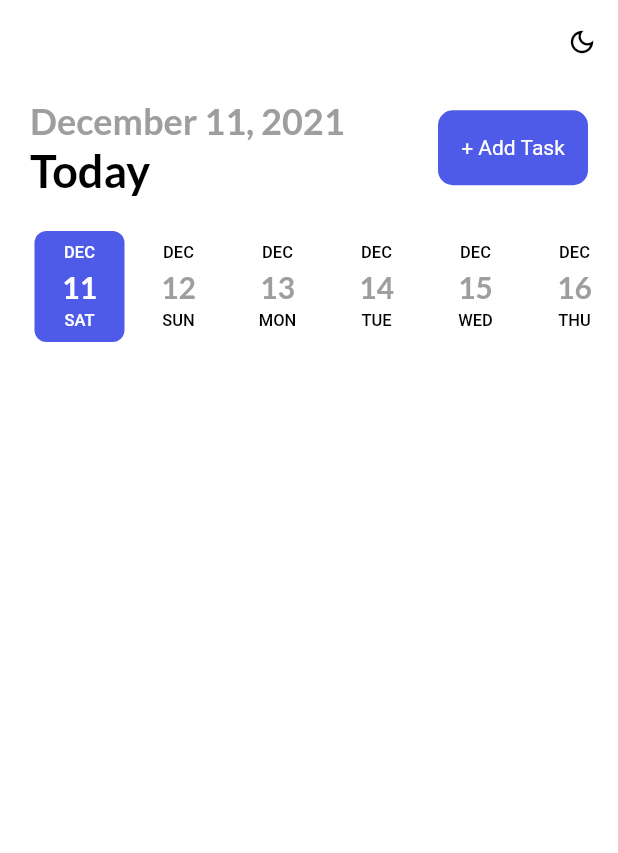
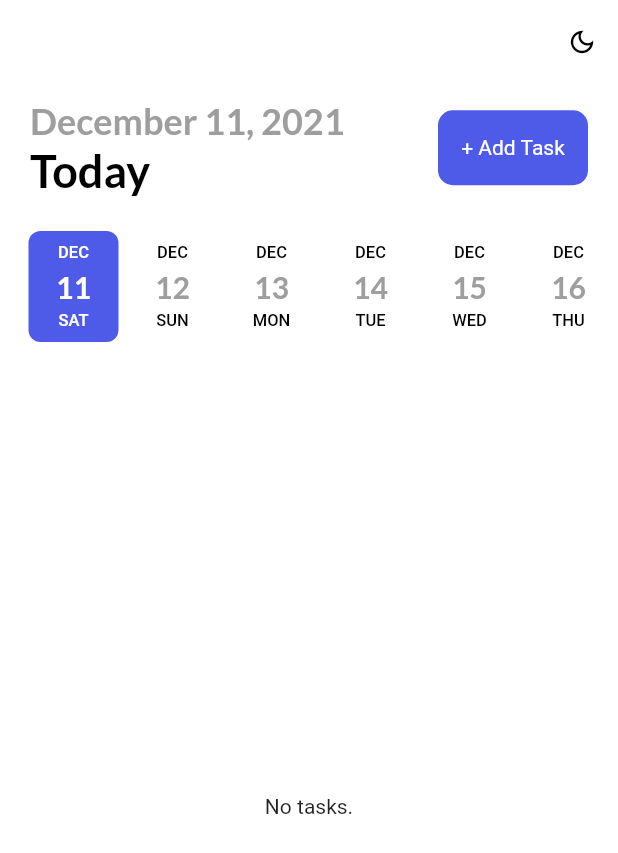
Before and after one commit to TomTruyen/CalendarApp, a Flutter app: the screen it shows after launch, on a phone screen of 412 x 824 dp. Shown: the top 853 px of the screen. Run offline on Flutter 3.47's test engine with Material 2 defaults, Android fonts, the phone set to English and light mode, and no system bars; drawn by our look-alikes of date_picker_timeline; our stand-ins replace google_fonts, shared_preferences, sqflite; accounts and stored records are empty.

Commit message:
Implement task item

```diff
--- a/calendar_app/lib/screens/calendar_screen.dart
+++ b/calendar_app/lib/screens/calendar_screen.dart
@@ -3,6 +3,7 @@ import 'package:calendar_app/screens/add_task_screen.dart';
 import 'package:calendar_app/services/task_service.dart';
 import 'package:calendar_app/shared/themes.dart';
 import 'package:calendar_app/shared/widgets/button.dart';
+import 'package:calendar_app/shared/widgets/task_item.dart';
 import 'package:date_picker_timeline/date_picker_widget.dart'
     as DatePickerTimeline;
 import 'package:flutter/cupertino.dart';
@@ -21,6 +22,10 @@ class CalendarScreenState extends State<CalendarScreen> {
   final TaskService _taskService = TaskService.instance;
   DateTime _selectedDate = DateTime.now();
 
+  void refresh() {
+    setState(() {});
+  }
+
   @override
   Widget build(BuildContext context) {
     return SafeArea(
@@ -29,9 +34,8 @@ class CalendarScreenState extends State<CalendarScreen> {
         children: <Widget>[
           _taskBar(),
           _datePicker(),
-          Expanded(
-            child: _taskList(),
-          )
+          const SizedBox(height: 20),
+          _taskList(),
         ],
       ),
     );
@@ -58,11 +62,13 @@ class CalendarScreenState extends State<CalendarScreen> {
           ),
           Button(
             label: "+ Add Task",
-            onTap: () => {
+            onTap: () {
               Navigator.push(
                 context,
-                CupertinoPageRoute(builder: (_) => const AddTaskScreen()),
+                CupertinoPageRoute(
+                  builder: (_) => AddTaskScreen(refresh: refresh),
                 ),
+              );
             },
           )
         ],
@@ -72,7 +78,7 @@ class CalendarScreenState extends State<CalendarScreen> {
 
   Widget _datePicker() {
     return Container(
-      margin: const EdgeInsets.only(top: 20, left: 20),
+      margin: const EdgeInsets.only(top: 20, left: 16, right: 16),
       child: DatePickerTimeline.DatePicker(
         DateTime.now(),
         initialSelectedDate: DateTime.now(),
@@ -95,11 +101,11 @@ class CalendarScreenState extends State<CalendarScreen> {
   }
 
   Widget _taskList() {
-    return FutureBuilder(
+    return Expanded(
+      child: FutureBuilder(
         future: _taskService.getByDate(_selectedDate),
         builder: (BuildContext context, AsyncSnapshot snapshot) {
-        if (snapshot.connectionState == ConnectionState.none ||
-            snapshot.data == null) {
+          if (snapshot.connectionState != ConnectionState.done) {
             return Center(
               child: CircularProgressIndicator(
                 color: Theme.of(context).primaryColor,
@@ -107,18 +113,29 @@ class CalendarScreenState extends State<CalendarScreen> {
             );
           }
 
+          if (snapshot.hasError) {
+            return Center(
+              child: Text(
+                snapshot.error.toString(),
+              ),
+            );
+          }
+
+          if (snapshot.hasData && snapshot.data.length > 0) {
             return ListView.builder(
               itemCount: snapshot.data.length,
               itemBuilder: (context, index) {
                 Task task = snapshot.data[index];
-            return Column(
-              children: <Widget>[
-                Text(task.title),
-              ],
-            );
-          },
-        );
+                return TaskItem(task: task);
               },
             );
           }
+
+          return const Center(
+            child: Text("No tasks."),
+          );
+        },
+      ),
+    );
   }
+}
```
Lines whose indentation alone changed are shown as unchanged.
